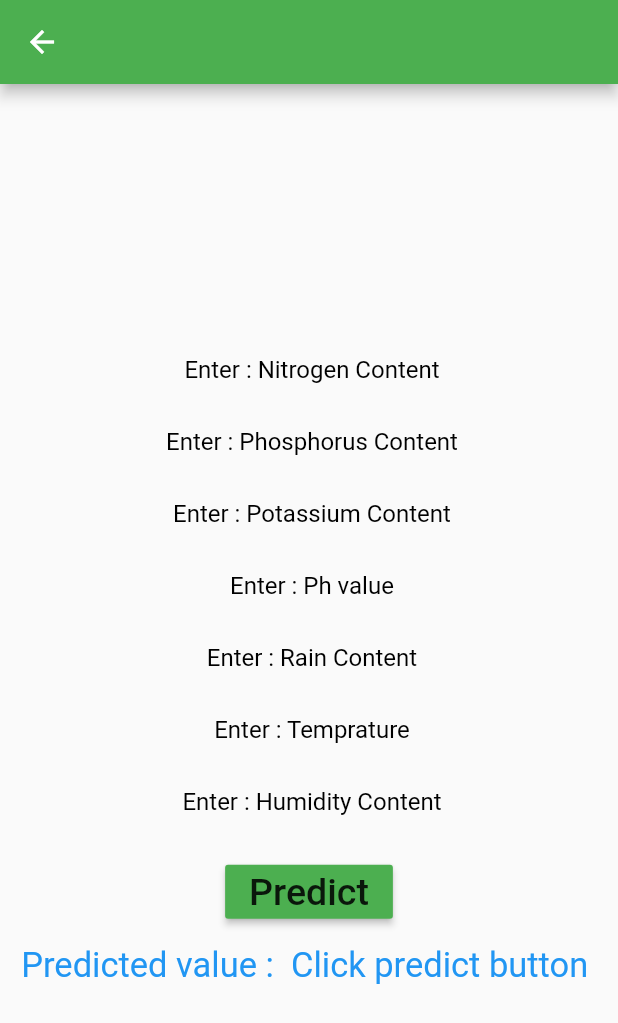
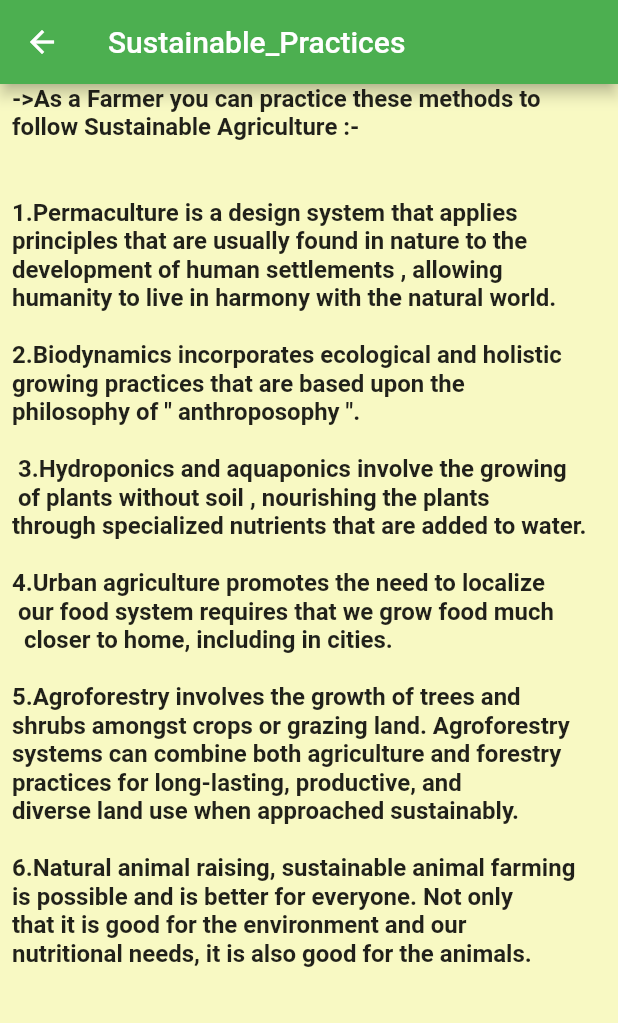
Before and after one commit to sonali8434/SowWhat-Kya_Boyein-Crop_prediction_App, a Flutter app: the screen it shows after launch, after a tap on "Sustainable Practices", on a phone screen of 412 x 824 dp. Shown: the top 1023 px of the screen. Run offline on Flutter 3.47's test engine with Material 2 defaults, Android fonts, the light colour scheme and no system bars; our stand-ins replace font_awesome_flutter; missing offline and left inert: tflite_flutter.

Commit message:
Third commit

```diff
--- /dev/null
+++ b/lib/Sustainable.dart
@@ -0,0 +1,57 @@
+import 'package:flutter/material.dart';
+import 'predModel.dart';
+
+class Sustainable extends StatelessWidget {
+  @override
+  Widget build(BuildContext context) {
+    return Scaffold(
+      backgroundColor: Color.fromARGB(255, 248, 249, 195),
+      appBar: AppBar(
+        title: Text("Sustainable_Practices"),
+      ),
+      body: Row(
+        children: [
+          Text(
+            '''
+  ->As a Farmer you can practice these methods to
+  follow Sustainable Agriculture :-
+
+
+  1.Permaculture is a design system that applies
+  principles that are usually found in nature to the
+  development of human settlements , allowing
+  humanity to live in harmony with the natural world.
+
+  2.Biodynamics incorporates ecological and holistic
+  growing practices that are based upon the
+  philosophy of " anthroposophy ".
+
+   3.Hydroponics and aquaponics involve the growing
+   of plants without soil , nourishing the plants
+  through specialized nutrients that are added to water.
+
+  4.Urban agriculture promotes the need to localize
+   our food system requires that we grow food much
+    closer to home, including in cities.
+
+  5.Agroforestry involves the growth of trees and
+  shrubs amongst crops or grazing land. Agroforestry
+  systems can combine both agriculture and forestry
+  practices for long-lasting, productive, and
+  diverse land use when approached sustainably.
+
+  6.Natural animal raising, sustainable animal farming
+  is possible and is better for everyone. Not only
+  that it is good for the environment and our
+  nutritional needs, it is also good for the animals.
+
+
+
+''',
+            style: TextStyle(fontSize: 16, fontWeight: FontWeight.bold),
+          )
+        ],
+      ),
+    );
+  }
+}
--- a/lib/WelcomePage.dart
+++ b/lib/WelcomePage.dart
@@ -1,5 +1,6 @@
 import 'package:flutter/cupertino.dart';
 import 'package:flutter/material.dart';
+import 'package:prediciton_model/Sustainable.dart';
 import 'predModel.dart';
 
 class WelcomePage extends StatelessWidget {
@@ -73,7 +74,7 @@ class WelcomePage extends StatelessWidget {
                         Navigator.push(
                             context,
                             MaterialPageRoute(
-                                builder: (context) => PredModel()));
+                                builder: (context) => Sustainable()));
                       },
                     ),
                   ),
--- a/lib/main.dart
+++ b/lib/main.dart
@@ -1,7 +1,8 @@
 import 'package:flutter/material.dart';
 import 'package:prediciton_model/WelcomePage.dart';
 import 'package:prediciton_model/predModel.dart';
-import 'mainscreen.dart';
+import 'package:prediciton_model/Sustainable.dart';
+import 'Sustainable.dart';
 import 'WelcomePage.dart';
 
 void main() {
--- a/lib/mainscreen.dart
+++ /dev/null
@@ -1,24 +0,0 @@
-import 'package:flutter/material.dart';
-import 'predModel.dart';
-
-class MainScreen extends StatelessWidget {
-  @override
-  Widget build(BuildContext context) {
-    return Scaffold(
-      appBar: AppBar(
-        title: Text("MainScreen"),
-      ),
-      body: Row(
-        children: [
-          ElevatedButton(
-            child: Text("Go to Crop Prediction"),
-            onPressed: () {
-              Navigator.push(context,
-                  MaterialPageRoute(builder: (context) => PredModel()));
-            },
-          ),
-        ],
-      ),
-    );
-  }
-}
--- a/lib/predModel.dart
+++ b/lib/predModel.dart
@@ -114,6 +114,7 @@ class _PredModelState extends State<PredModel> {
   @override
   Widget build(BuildContext context) {
     return Scaffold(
+      backgroundColor: Color.fromARGB(255, 248, 249, 195),
       appBar: AppBar(
         backgroundColor: Colors.green,
       ),
```
